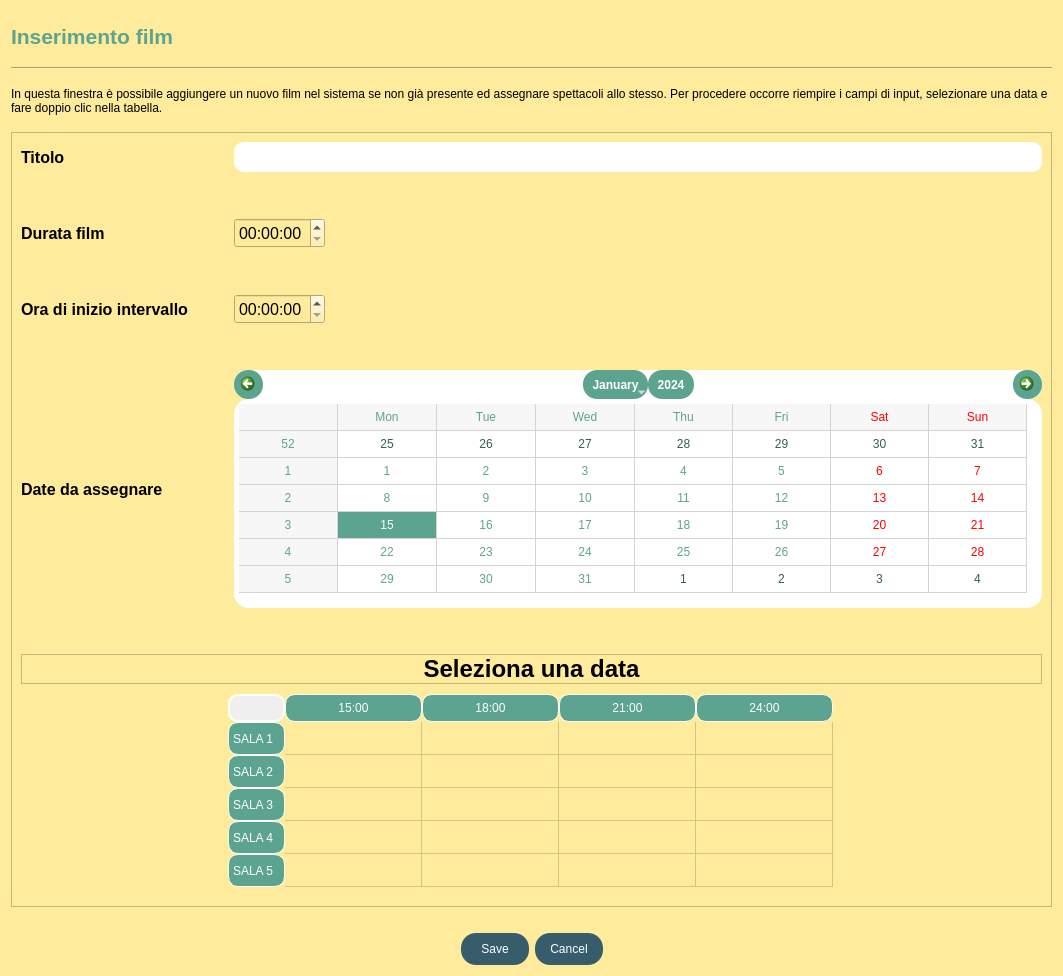
Above: film/inserimentoFilm/view/InserisciFilm.ui from StracciaMatteo/GestioneCinema before the change. Below: the same form after it.
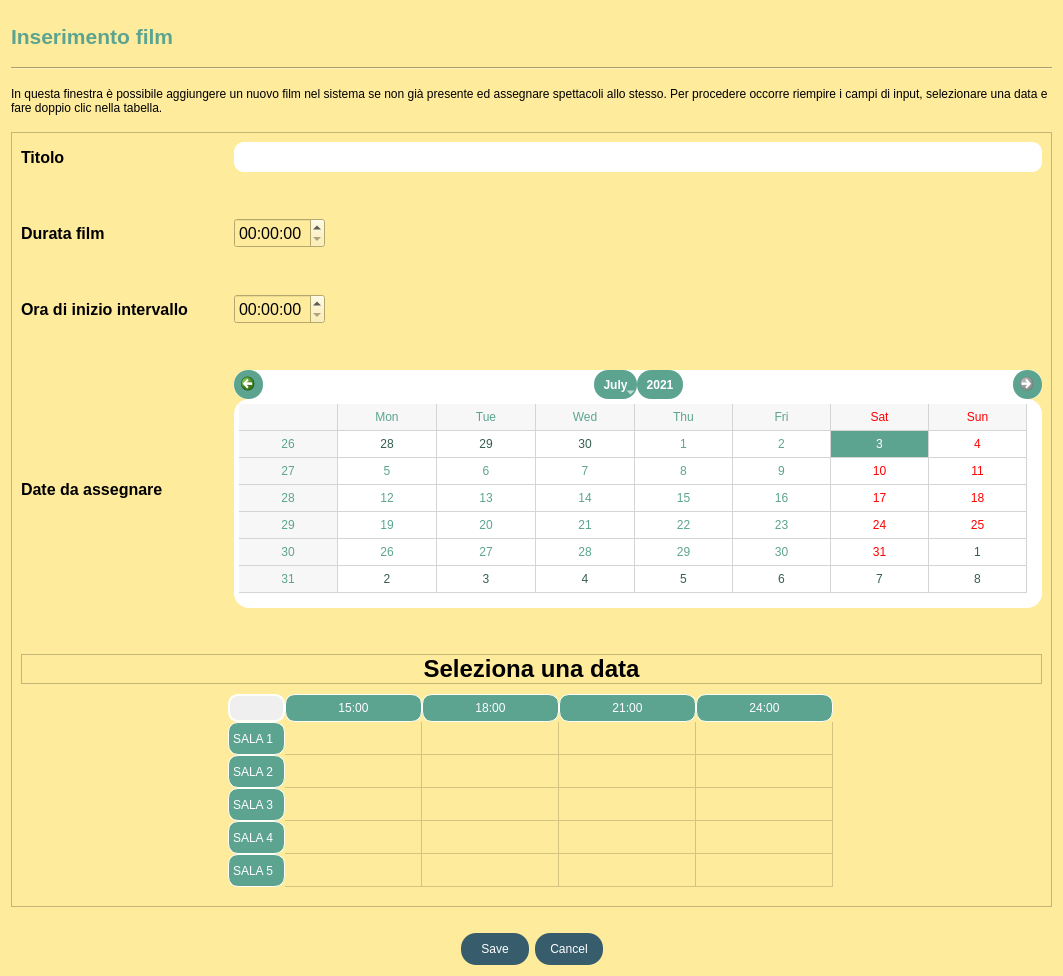
That is the form after the change. Icons and pictures are not drawn.

Commit message: Programmazione spettacoli funzionante ed abbinata a view e lista film

Diff of the .ui file:
```diff
--- a/film/inserimentoFilm/view/InserisciFilm.ui
+++ b/film/inserimentoFilm/view/InserisciFilm.ui
@@ -395,6 +395,20 @@
            <property name="styleSheet">
             <string notr="true"/>
            </property>
+           <property name="minimumDate">
+            <date>
+             <year>2021</year>
+             <month>5</month>
+             <day>27</day>
+            </date>
+           </property>
+           <property name="maximumDate">
+            <date>
+             <year>2021</year>
+             <month>7</month>
+             <day>3</day>
+            </date>
+           </property>
            <property name="gridVisible">
             <bool>true</bool>
            </property>
```
Left out of the diff: 3 changed lines with no effect on the pictures. The commit also changes 9 other files.
